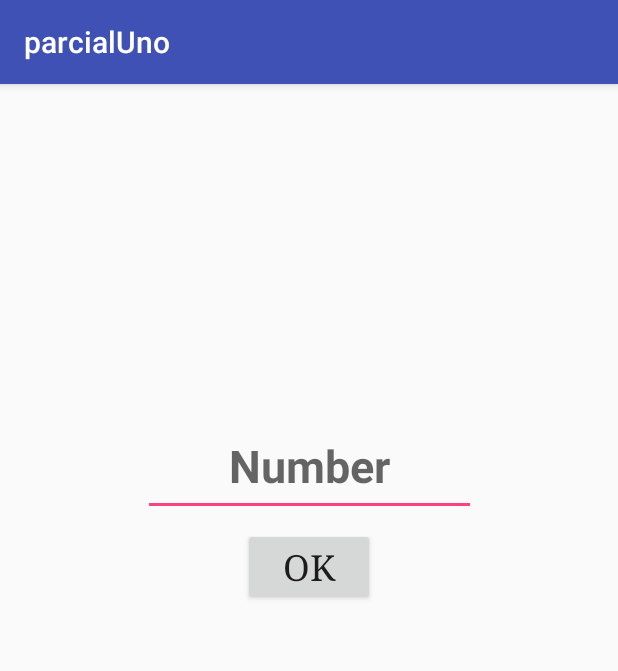
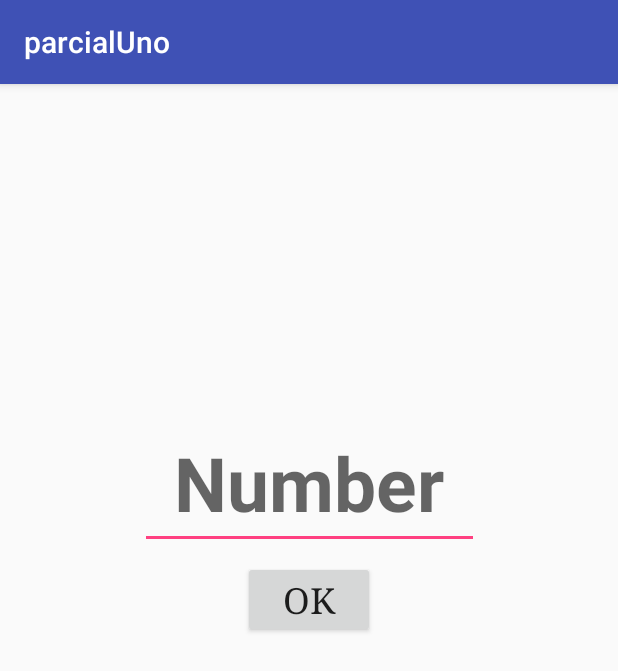
Before and after one commit to roger8849/android, an Android app: the screen it shows after launch (MainActivity), on a phone screen of 412 x 824 dp. Shown: the top 671 px of the screen. Run offline under Robolectric (Android 15) with nearby library versions, the phone set to English and light mode, and no system bars.

Commit message:
Increased font size of input number

```diff
--- a/parcialUno/app/src/main/res/layout/activity_main.xml
+++ b/parcialUno/app/src/main/res/layout/activity_main.xml
@@ -8,8 +8,8 @@
 
     <EditText
         android:id="@+id/editText"
-        android:layout_width="222dp"
-        android:layout_height="66dp"
+        android:layout_width="226dp"
+        android:layout_height="88dp"
         android:layout_marginLeft="8dp"
         android:layout_marginRight="8dp"
         android:layout_marginTop="222dp"
@@ -18,11 +18,13 @@
         android:inputType="number"
         android:numeric="integer|signed"
         android:textAlignment="center"
-        android:textSize="30sp"
+        android:textSize="50sp"
         android:textStyle="bold"
         app:layout_constraintLeft_toLeftOf="parent"
         app:layout_constraintRight_toRightOf="parent"
-        app:layout_constraintTop_toTopOf="parent" />
+        app:layout_constraintTop_toTopOf="parent"
+        tools:layout_editor_absoluteY="200dp"
+        tools:layout_editor_absoluteX="77dp" />
 
     <Button
         android:id="@+id/button"
```
